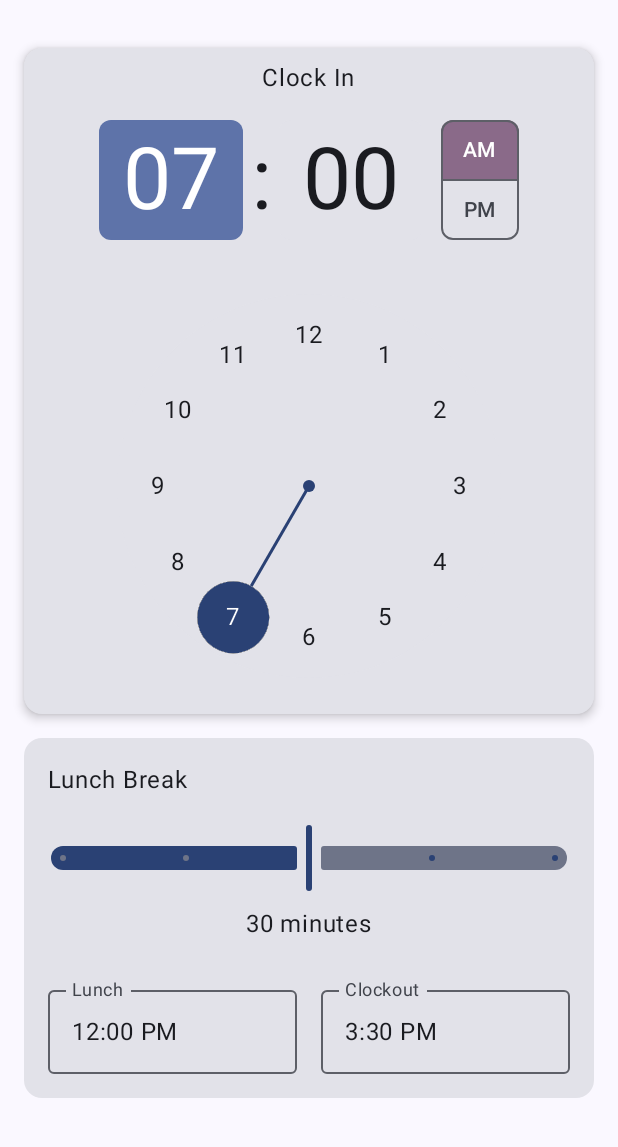
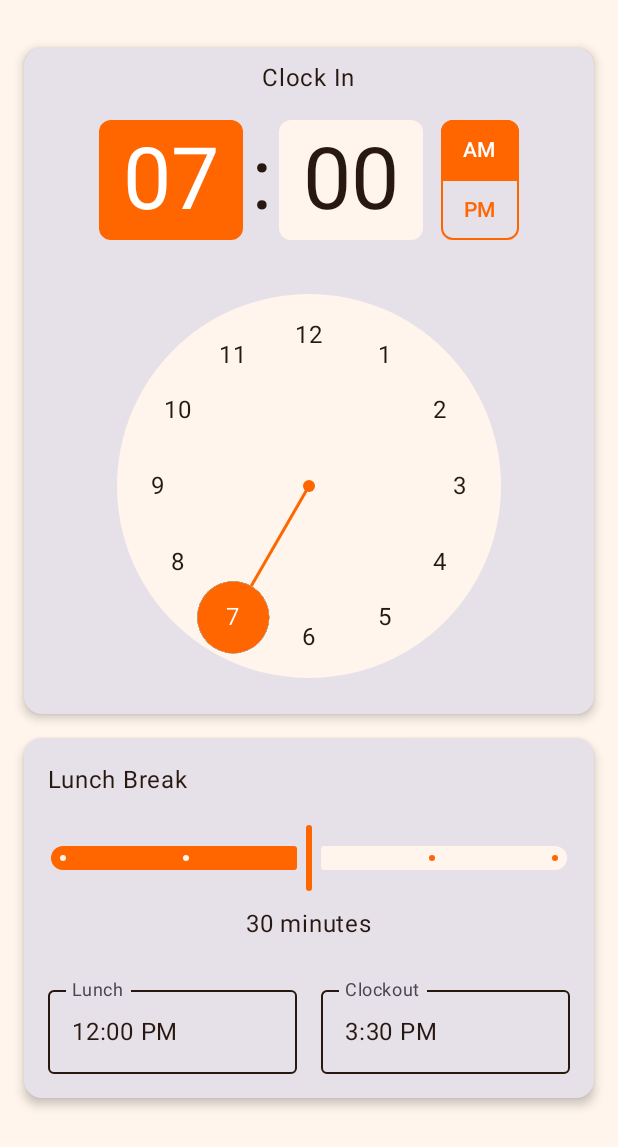
Before and after one commit to kyle-ce/clock-out-mobile, an Android app built with Jetpack Compose: the screen it shows after launch (MainActivity), on a phone screen of 412 x 824 dp. Shown: the top 1147 px of the screen. Run offline under Robolectric (Android 15) with nearby library versions, the phone set to English and light mode, and no system bars.

Commit message:
create basic theme

```diff
--- /dev/null
+++ b/app/src/main/java/com/example/clockout/SplashScreenActivity.kt
@@ -0,0 +1,69 @@
+package com.example.clockout.ui
+
+import android.content.Intent
+import android.os.Bundle
+import android.util.Log
+import androidx.activity.ComponentActivity
+import androidx.activity.compose.setContent
+import androidx.compose.foundation.Image
+import androidx.compose.foundation.background
+import androidx.compose.foundation.layout.Box
+import androidx.compose.foundation.layout.fillMaxSize
+import androidx.compose.material3.MaterialTheme
+import androidx.compose.runtime.Composable
+import androidx.compose.runtime.LaunchedEffect
+import androidx.compose.ui.Alignment
+import androidx.compose.ui.Modifier
+import androidx.compose.ui.graphics.Color
+import androidx.compose.ui.res.painterResource
+import androidx.compose.ui.tooling.preview.Preview
+import com.example.clockout.MainActivity
+import com.example.clockout.R
+import com.example.clockout.ui.theme.ClockoutTheme
+import kotlinx.coroutines.delay
+
+class SplashScreenActivity : ComponentActivity() {
+    override fun onCreate(savedInstanceState: Bundle?) {
+        super.onCreate(savedInstanceState)
+        setContent {
+            ClockoutTheme {
+                SplashScreen(onTimeout = {
+                    startActivity(Intent(this, MainActivity::class.java))
+                    finish()
+                })
+            }
+        }
+    }
+}
+
+@Composable
+fun SplashScreen(onTimeout: () -> Unit) {
+    val backgroundColor = MaterialTheme.colorScheme.primary
+    Log.i("ColorScheme for splash screen", "SplashScreen: ${MaterialTheme.colorScheme}")
+
+
+    LaunchedEffect(true) {
+        delay(3000L) // Delay for 3 seconds
+        onTimeout()
+    }
+
+    Box(
+        modifier = Modifier
+            .fillMaxSize()
+            .background(backgroundColor), // Orange color
+        contentAlignment = Alignment.Center
+    ) {
+        Image(
+            painter = painterResource(R.drawable.ic_splash_logo),
+            contentDescription = "Splash Screen Logo"
+        )
+    }
+}
+
+@Preview(showBackground = true)
+@Composable
+fun SplashScreenPreview() {
+    ClockoutTheme {
+        SplashScreen(onTimeout = {})
+    }
+}
--- a/app/src/main/java/com/example/clockout/ui/App.kt
+++ b/app/src/main/java/com/example/clockout/ui/App.kt
@@ -1,5 +1,7 @@
 package com.example.clockout.ui
 
+import android.util.Log
+import androidx.compose.foundation.background
 import androidx.compose.foundation.layout.Column
 import androidx.compose.foundation.layout.Row
 import androidx.compose.foundation.layout.Spacer
@@ -7,14 +9,18 @@ import androidx.compose.foundation.layout.fillMaxSize
 import androidx.compose.foundation.layout.fillMaxWidth
 import androidx.compose.foundation.layout.padding
 import androidx.compose.foundation.layout.width
+import androidx.compose.foundation.text.KeyboardOptions
 import androidx.compose.material3.Card
 import androidx.compose.material3.CardDefaults
 import androidx.compose.material3.ExperimentalMaterial3Api
 import androidx.compose.material3.MaterialTheme
 import androidx.compose.material3.OutlinedTextField
+import androidx.compose.material3.OutlinedTextFieldDefaults
+import androidx.compose.material3.Scaffold
 import androidx.compose.material3.Slider
 import androidx.compose.material3.Text
 import androidx.compose.material3.TimePicker
+import androidx.compose.material3.TimePickerDefaults
 import androidx.compose.material3.TimePickerState
 import androidx.compose.runtime.Composable
 import androidx.compose.runtime.getValue
@@ -23,8 +29,10 @@ import androidx.compose.runtime.remember
 import androidx.compose.runtime.setValue
 import androidx.compose.ui.Alignment
 import androidx.compose.ui.Modifier
+import androidx.compose.ui.graphics.Color
 import androidx.compose.ui.semantics.contentDescription
 import androidx.compose.ui.semantics.semantics
+import androidx.compose.ui.text.input.KeyboardType
 import androidx.compose.ui.tooling.preview.Preview
 import androidx.compose.ui.unit.dp
 import com.example.clockout.ui.theme.ClockoutTheme
@@ -43,12 +51,16 @@ fun App(modifier: Modifier = Modifier) {
             .padding(top = 16.dp)
     ) {
         TimePickerCard("Clock In", clockInTime)
-        Card(modifier = Modifier.padding(horizontal = 16.dp)) {
+        Card(
+            modifier = Modifier.padding(horizontal = 16.dp),
+            elevation = CardDefaults.cardElevation(4.dp)
+        ) {
             Row(modifier = Modifier.fillMaxWidth()) {
                 LunchSlider("Lunch Break", lunchBreak) { newValue -> lunchBreak = newValue }
             }
-            Row (modifier = Modifier
-                .padding(all = 16.dp)){
+            Row(
+                modifier = Modifier.padding(all = 16.dp)
+            ) {
                 OutlinedTextField(
                     value = lunchTime,
                     onValueChange = { /* Do nothing, this field is calculated */ },
@@ -62,6 +74,8 @@ fun App(modifier: Modifier = Modifier) {
                     onValueChange = { /* Do nothing, this field is calculated */ },
                     label = { Text("Clockout") },
                     readOnly = true,
+                    keyboardOptions = KeyboardOptions(keyboardType = KeyboardType.Number),
+
                     modifier = Modifier.weight(.5f)
                 )
             }
@@ -104,21 +118,44 @@ private fun LunchSlider(title: String, sliderPosition: Float, onvalueChange: (Fl
 @OptIn(ExperimentalMaterial3Api::class)
 @Composable
 private fun TimePickerCard(title: String, timePickerState: TimePickerState) {
+    var colors = TimePickerDefaults.colors(
+        clockDialColor = MaterialTheme.colorScheme.surface, // Light Beige for a neutral look
+        clockDialSelectedContentColor = MaterialTheme.colorScheme.onPrimary, // Home Depot Orange for the hands
+        clockDialUnselectedContentColor = MaterialTheme.colorScheme.onSurface, // Dark Brown for the dial numbers
+        selectorColor = MaterialTheme.colorScheme.primary, // Home Depot Orange for the hands
+        containerColor = MaterialTheme.colorScheme.surface, // Light Beige to blend with the overall background
+        periodSelectorBorderColor = MaterialTheme.colorScheme.primary, // Home Depot Orange for consistency
+        periodSelectorSelectedContainerColor = MaterialTheme.colorScheme.primary, // Home Depot Orange for the selected period
+        periodSelectorUnselectedContainerColor = Color.Transparent, // Transparent for the unselected period
+        periodSelectorSelectedContentColor = MaterialTheme.colorScheme.onPrimary, // White for good contrast
+        periodSelectorUnselectedContentColor = MaterialTheme.colorScheme.primary, // Home Depot Orange for unselected period text
+        timeSelectorSelectedContainerColor = MaterialTheme.colorScheme.primary, // Home Depot Orange for the selected time
+        timeSelectorUnselectedContainerColor = MaterialTheme.colorScheme.surface, // Light Beige for the unselected time
+        timeSelectorSelectedContentColor = MaterialTheme.colorScheme.onPrimary, // White for good contrast
+        timeSelectorUnselectedContentColor = MaterialTheme.colorScheme.onSurface // Dark Brown for readability
+    )
+
+    Log.i("Clockface colors", "TimePickerCard: ${MaterialTheme.colorScheme.primary} ")
     Card(
         Modifier
             .fillMaxWidth()
             .padding(all = 16.dp), elevation = CardDefaults.cardElevation(4.dp)
     ) {
-        Column(horizontalAlignment = Alignment.CenterHorizontally, modifier = Modifier.fillMaxWidth()) {
-            Text(title,
+        Column(
+            horizontalAlignment = Alignment.CenterHorizontally, modifier = Modifier.fillMaxWidth()
+        ) {
+            Text(
+                title,
                 Modifier
                     .padding(top = 8.dp)
-                    .align(Alignment.CenterHorizontally))
+                    .align(Alignment.CenterHorizontally)
+            )
             TimePicker(
                 state = timePickerState,
                 modifier = Modifier
                     .padding(top = 16.dp)
-                    .align(Alignment.CenterHorizontally)
+                    .align(Alignment.CenterHorizontally),
+                colors = colors
             )
         }
     }
@@ -138,6 +175,7 @@ private fun calculateClockOutTime(clockInTime: TimePickerState, lunchBreak: Floa
         clockOutMinute.toString().padStart(2, '0')
     } ${if (clockOutHour >= 12) "PM" else "AM"}"
 }
+
 @OptIn(ExperimentalMaterial3Api::class)
 private fun calculateLunchTime(clockInTime: TimePickerState): String {
     val lunchHour = if (clockInTime.hour + 5 == 12) 12 else (clockInTime.hour + 5) % 12
@@ -149,7 +187,14 @@ private fun calculateLunchTime(clockInTime: TimePickerState): String {
 @Preview(showBackground = true)
 @Composable
 fun AppPreview() {
-    ClockoutTheme {
-        App()
+    ClockoutTheme(darkTheme = !false) {
+        Scaffold(
+            modifier = Modifier
+                .fillMaxSize()
+                .background(Color.Blue)
+        ) { innerPadding ->
+            App(modifier = Modifier.padding(innerPadding))
+        }
     }
+
 }
--- a/app/src/main/java/com/example/clockout/ui/theme/Color.kt
+++ b/app/src/main/java/com/example/clockout/ui/theme/Color.kt
@@ -3,10 +3,19 @@ package com.example.clockout.ui.theme
 import androidx.compose.material3.ColorScheme
 import androidx.compose.ui.graphics.Color
 
-val Purple80 = Color(0xFFD0BCFF)
-val PurpleGrey80 = Color(0xFFCCC2DC)
-val Pink80 = Color(0xFFEFB8C8)
-
-val Purple40 = Color(0xFF6650a4)
-val PurpleGrey40 = Color(0xFF625b71)
-val Pink40 = Color(0xFF7D5260)
+val HomeDepotOrange = Color(0xFFFF6600)
+val LightBrown = Color(0xFFB6866F)
+val LightBeige = Color(0xFFFFF5EC)
+val DarkBrown = Color(0xFF271810)
+val DarkOrange = Color(0xFFFF8C00)
+val MediumDarkOrange = Color(0xFFFF7043)
+val SiennaBrown = Color(0xFFA0522D)
+val SaddleBrown = Color(0xFF8B4513)
+val LightSalmon = Color(0xFFFFA07A)
+val IndianRed = Color(0xFFCD5C5C)
+val AlmostBlack = Color(0xFF121212)
+val LightGray = Color(0xFFE0E0E0)
+val Gray = Color(0xFFBDBDBD)
+val VeryDarkGray = Color(0xFF1E1E1E)
+val PinkishRed = Color(0xFFCF6679)
+val DarkRed = Color(0xFF8B0000)
--- a/app/src/main/java/com/example/clockout/ui/theme/Theme.kt
+++ b/app/src/main/java/com/example/clockout/ui/theme/Theme.kt
@@ -1,56 +1,85 @@
 package com.example.clockout.ui.theme
 
-import android.app.Activity
-import android.os.Build
 import androidx.compose.foundation.isSystemInDarkTheme
 import androidx.compose.material3.MaterialTheme
 import androidx.compose.material3.darkColorScheme
-import androidx.compose.material3.dynamicDarkColorScheme
-import androidx.compose.material3.dynamicLightColorScheme
 import androidx.compose.material3.lightColorScheme
 import androidx.compose.runtime.Composable
 import androidx.compose.ui.graphics.Color
-import androidx.compose.ui.platform.LocalContext
+
+private val LightColorScheme = lightColorScheme(
+    primary = HomeDepotOrange,
+    onPrimary = Color.White,
+    primaryContainer = LightBeige,
+    onPrimaryContainer = DarkBrown,
+    secondary = LightBrown,
+    onSecondary = Color.White,
+    secondaryContainer = LightBeige,
+    onSecondaryContainer = DarkBrown,
+    tertiary = DarkBrown,
+    onTertiary = Color.White,
+    tertiaryContainer = LightBeige,
+    onTertiaryContainer = DarkBrown,
+    background = LightBeige,
+    onBackground = DarkBrown,
+    surface = LightBeige,
+    onSurface = DarkBrown,
+    error = Color.Red,
+    onError = Color.White,
+    errorContainer = Color(0xFFFFDAD4),
+    onErrorContainer = Color(0xFF410E0B),
+    inversePrimary = LightBeige,
+    inverseSurface = DarkBrown,
+    inverseOnSurface = LightBeige,
+    outline = DarkBrown,
+    outlineVariant = LightBrown,
+    surfaceTint = Color.Transparent,
+    surfaceVariant = LightBeige
+)
 
 private val DarkColorScheme = darkColorScheme(
-    primary = Purple80,
-    secondary = PurpleGrey80,
-    tertiary = Pink80
-)
-
-private val LightColorScheme = lightColorScheme(
-    primary = Purple40,
-    secondary = PurpleGrey40,
-    tertiary = Pink40,
-    background = Color(0xFFFFFBFE),
-    surface = Color(0xFFFFFBFE),
+    primary = DarkOrange,
     onPrimary = Color.White,
+    primaryContainer = MediumDarkOrange,
+    onPrimaryContainer = Color.Black,
+    secondary = SiennaBrown,
     onSecondary = Color.White,
-    onTertiary = Color.White,
-    onBackground = Color(0xFF1C1B1F),
-    onSurface = Color(0xFF1C1B1F),
+    secondaryContainer = SaddleBrown,
+    onSecondaryContainer = Color.White,
+    tertiary = LightSalmon,
+    onTertiary = Color.Black,
+    tertiaryContainer = IndianRed,
+    onTertiaryContainer = Color.White,
+    background = AlmostBlack,
+    onBackground = Color.Red,
+    surface = VeryDarkGray,
+    onSurface = LightGray,
+    error = PinkishRed,
+    onError = Color.White,
+    errorContainer = DarkRed,
+    onErrorContainer = Color.White,
+    inversePrimary = MediumDarkOrange,
+    inverseSurface = LightGray,
+    inverseOnSurface = VeryDarkGray,
+    outline = Gray,
+    outlineVariant = SiennaBrown,
+    surfaceTint = LightGray,
+    surfaceVariant = VeryDarkGray
 )
 
 @Composable
 fun ClockoutTheme(
     darkTheme: Boolean = isSystemInDarkTheme(),
     // Dynamic color is available on Android 12+
-    dynamicColor: Boolean = true,
-    content: @Composable () -> Unit
+    dynamicColor: Boolean = true, content: @Composable () -> Unit
 ) {
-    val colorScheme = when {
-        dynamicColor && Build.VERSION.SDK_INT >= Build.VERSION_CODES.S -> {
-            val context = LocalContext.current
-            if (darkTheme) dynamicDarkColorScheme(context) else dynamicLightColorScheme(context)
-        }
-
-        darkTheme -> DarkColorScheme
-        else -> LightColorScheme
+    val colorScheme = if (darkTheme) {
+        DarkColorScheme
+    } else {
+        LightColorScheme
     }
 
     MaterialTheme(
-        colorScheme = colorScheme,
-        typography = Typography,
-        content = content
+        colorScheme = colorScheme, typography = Typography, content = content
     )
 }
```
Also changed, not shown: app/src/main/AndroidManifest.xml (+8 -0 lines), app/src/main/res/drawable/ic_splash_logo.jpg (added).
